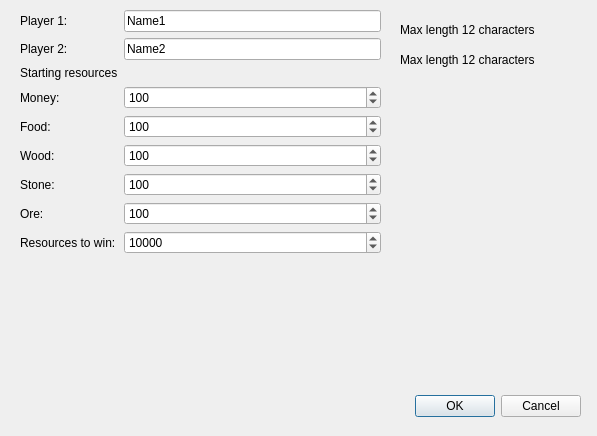
This is Game/begindialog.ui in apsaarinen/Ohj3 as Qt 5 draws it before an edit. The edited form follows.
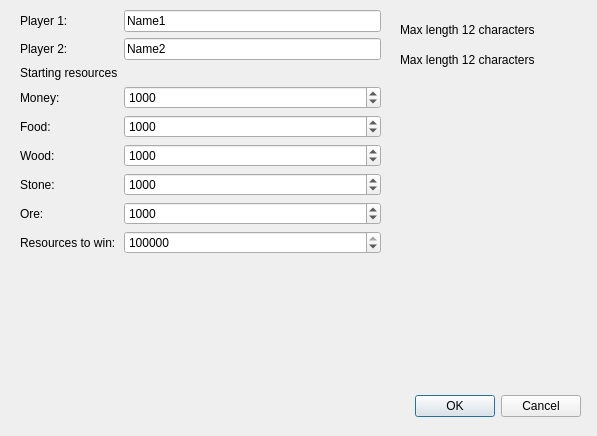
This is the edited form.

Diff of the .ui file:
```diff
--- a/Game/begindialog.ui
+++ b/Game/begindialog.ui
@@ -59,7 +59,7 @@
        <number>20000</number>
       </property>
       <property name="value">
-       <number>100</number>
+       <number>1000</number>
       </property>
      </widget>
     </item>
@@ -97,7 +97,7 @@
        <number>20000</number>
       </property>
       <property name="value">
-       <number>100</number>
+       <number>1000</number>
       </property>
      </widget>
     </item>
@@ -107,7 +107,7 @@
        <number>20000</number>
       </property>
       <property name="value">
-       <number>100</number>
+       <number>1000</number>
       </property>
      </widget>
     </item>
@@ -117,7 +117,7 @@
        <number>20000</number>
       </property>
       <property name="value">
-       <number>100</number>
+       <number>1000</number>
       </property>
      </widget>
     </item>
@@ -127,7 +127,7 @@
        <number>20000</number>
       </property>
       <property name="value">
-       <number>100</number>
+       <number>1000</number>
       </property>
      </widget>
     </item>
@@ -168,11 +168,11 @@
     <item row="8" column="1">
      <widget class="QSpinBox" name="spinBox_resourcestowin">
       <property name="maximum">
+       <number>1000000</number>
+      </property>
+      <property name="value">
        <number>100000</number>
       </property>
-      <property name="value">
-       <number>10000</number>
-      </property>
      </widget>
     </item>
     <item row="2" column="0">
```
